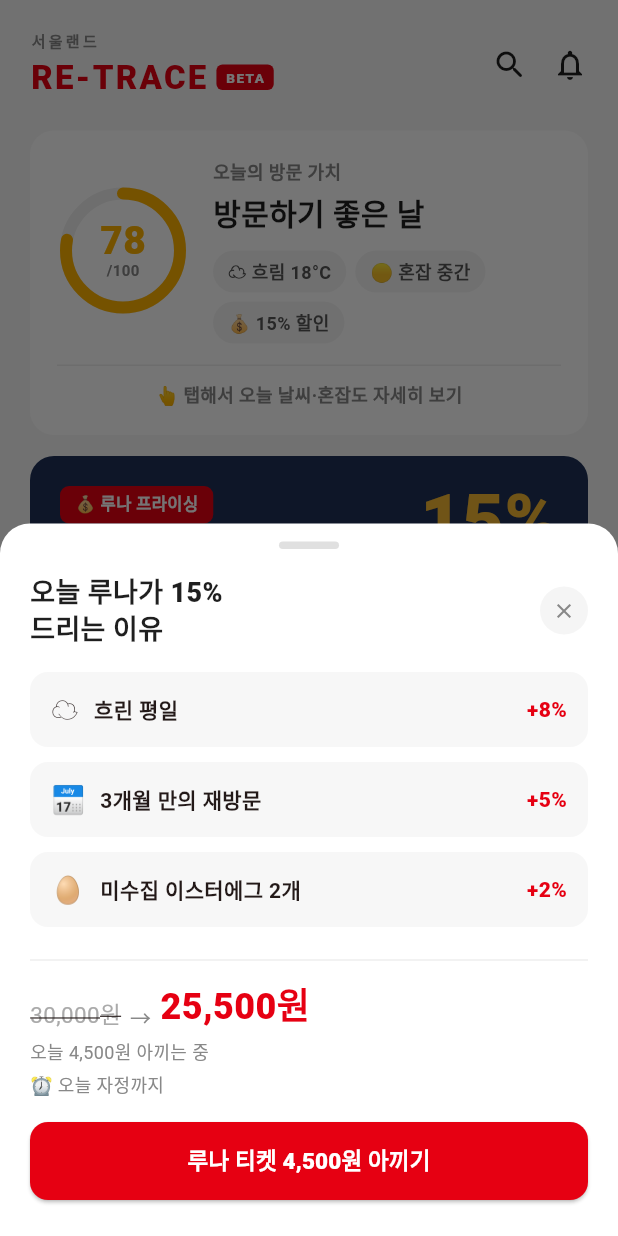
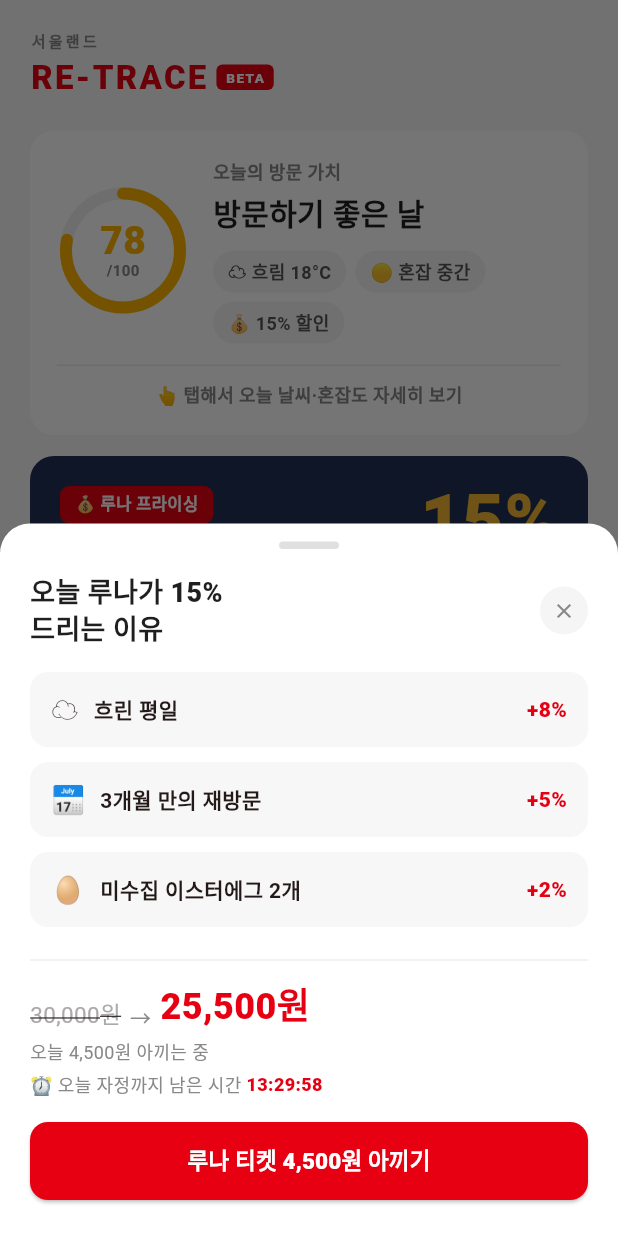
Before and after one commit to 202001381/retrace, a Flutter app: the screen it shows after launch, after a tap on "건너뛰기", after a tap on "💰 루나 프라이싱", on a phone screen of 412 x 824 dp. Run offline on Flutter 3.47's test engine with Material 3 defaults, Android fonts, the phone set to English and light mode, and no system bars; our stand-ins replace cloud_firestore, firebase_core, flutter_map, geolocator, latlong2, shared_preferences; accounts and stored records are empty; Roboto replaces fonts that are missing (Pretendard).

Commit message:
Add home UX polish — survey badge, pricing countdown, popup cooldown

```diff
--- a/lib/screens/home_screen.dart
+++ b/lib/screens/home_screen.dart
@@ -1,6 +1,8 @@
+import 'dart:async';
 import 'dart:math' as math;
 
 import 'package:flutter/material.dart';
+import 'package:shared_preferences/shared_preferences.dart';
 
 import '../models/attraction.dart';
 import '../models/route_response.dart';
@@ -48,25 +50,43 @@ class _HomeScreenState extends State<HomeScreen> {
   // 마이 루나 동선 (RouteService 응답)
   RouteResponse? _route;
   bool _routeLoading = false;
+  SurveyAnswers? _survey;
+
+  // 루나 프라이싱 자동 팝업 쿨다운 24h.
+  static const String _kPricingSeenAtKey = 'pricing_popup_last_seen_at';
+  static const int _kPricingCooldownMs = 24 * 60 * 60 * 1000;
 
   @override
   void initState() {
     super.initState();
+    _loadSurvey();
     if (widget.openPricingOnStart) {
-      WidgetsBinding.instance.addPostFrameCallback((_) {
-        Future.delayed(const Duration(milliseconds: 500), () {
-          if (mounted) _openPricingPopup();
-        });
-      });
+      WidgetsBinding.instance.addPostFrameCallback((_) => _autoOpenPricingIfDue());
     }
     _loadRoute('initial');
+  }
+
+  Future<void> _loadSurvey() async {
+    final s = await OnboardingService.read();
+    if (!mounted) return;
+    setState(() => _survey = s);
+  }
+
+  Future<void> _autoOpenPricingIfDue() async {
+    final prefs = await SharedPreferences.getInstance();
+    final last = prefs.getInt(_kPricingSeenAtKey) ?? 0;
+    final now = DateTime.now().millisecondsSinceEpoch;
+    if (now - last < _kPricingCooldownMs) return;
+    await Future.delayed(const Duration(milliseconds: 500));
+    if (mounted) _openPricingPopup();
   }
 
   Future<void> _loadRoute(String reason) async {
     if (_routeLoading) return;
     setState(() => _routeLoading = true);
     try {
-      final survey = (await OnboardingService.read()) ??
+      final survey = _survey ??
+          (await OnboardingService.read()) ??
           const SurveyAnswers(members: {}, favoriteType: null, purpose: null);
       // 홈 화면은 GPS 없이 정문 기준
       const gateLat = 37.4332, gateLng = 127.0174;
@@ -88,6 +108,24 @@ class _HomeScreenState extends State<HomeScreen> {
     } finally {
       if (mounted) setState(() => _routeLoading = false);
     }
+  }
+
+  /// 온보딩 답변을 1줄 라벨로. 예: "👨‍👩‍👧 4명 · 데이트 · 가족·어린이 위주".
+  static String? _surveyLabelOf(SurveyAnswers? s) {
+    if (s == null || s.total == 0) return null;
+    String emoji = '👥';
+    var max = 0;
+    for (final c in MemberCategory.values) {
+      final n = s.count(c);
+      if (n > max) {
+        max = n;
+        emoji = c.emoji;
+      }
+    }
+    final parts = <String>['$emoji ${s.total}명'];
+    if (s.purpose != null) parts.add(s.purpose!);
+    if (s.favoriteType != null) parts.add(s.favoriteType!);
+    return parts.join(' · ');
   }
 
   List<_RouteItem> get _routeItems {
@@ -164,13 +202,16 @@ class _HomeScreenState extends State<HomeScreen> {
     );
   }
 
-  void _openPricingPopup() {
-    showModalBottomSheet(
+  Future<void> _openPricingPopup() async {
+    await showModalBottomSheet<void>(
       context: context,
       isScrollControlled: true,
       backgroundColor: Colors.transparent,
       builder: (_) => const _LunaPricingSheet(discountPct: _discountPct),
     );
+    // 자동 팝업 쿨다운용 — 어떤 경로로 열렸든 dismiss 시점을 기록.
+    final prefs = await SharedPreferences.getInstance();
+    await prefs.setInt(_kPricingSeenAtKey, DateTime.now().millisecondsSinceEpoch);
   }
 
   void _openVisitDetailSheet() {
@@ -220,6 +261,7 @@ class _HomeScreenState extends State<HomeScreen> {
             _MyLunaCard(
               companion: _companion,
               style: _style,
+              surveyLabel: _surveyLabelOf(_survey),
               items: _routeItems,
               rationale: _route?.rationale,
               totalMin: _route?.totalMin,
@@ -280,9 +322,7 @@ class _Header extends StatelessWidget {
             ),
           ),
           const Spacer(),
-          const Icon(Icons.search_rounded, color: Color(0xFF1F1F1F), size: 24),
-          const SizedBox(width: 16),
-          const Icon(Icons.notifications_outlined, color: Color(0xFF1F1F1F), size: 24),
+          // 검색/알림 아이콘은 핸들러 연결 전까지 노출 보류.
         ],
       ),
     );
@@ -631,15 +671,52 @@ class _LunaPricingCard extends StatelessWidget {
 }
 
 // ─── 루나 프라이싱 상세 시트 ───────────────────────────────
-class _LunaPricingSheet extends StatelessWidget {
+class _LunaPricingSheet extends StatefulWidget {
   final int discountPct;
   const _LunaPricingSheet({required this.discountPct});
+
+  @override
+  State<_LunaPricingSheet> createState() => _LunaPricingSheetState();
+}
+
+class _LunaPricingSheetState extends State<_LunaPricingSheet> {
+  Timer? _ticker;
+  Duration _remaining = _untilMidnight();
+
+  static Duration _untilMidnight() {
+    final now = DateTime.now();
+    final midnight = DateTime(now.year, now.month, now.day + 1);
+    return midnight.difference(now);
+  }
 
   static String _fmt(int n) =>
       n.toString().replaceAllMapped(RegExp(r'(\d{1,3})(?=(\d{3})+(?!\d))'), (m) => '${m[1]},');
 
+  String _fmtRemaining() {
+    final h = _remaining.inHours.toString().padLeft(2, '0');
+    final m = (_remaining.inMinutes % 60).toString().padLeft(2, '0');
+    final s = (_remaining.inSeconds % 60).toString().padLeft(2, '0');
+    return '$h:$m:$s';
+  }
+
+  @override
+  void initState() {
+    super.initState();
+    _ticker = Timer.periodic(const Duration(seconds: 1), (_) {
+      if (!mounted) return;
+      setState(() => _remaining = _untilMidnight());
+    });
+  }
+
+  @override
+  void dispose() {
+    _ticker?.cancel();
+    super.dispose();
+  }
+
   @override
   Widget build(BuildContext context) {
+    final discountPct = widget.discountPct;
     const original = 30000;
     final discounted = original * (100 - discountPct) ~/ 100;
     final saved = original - discounted;
@@ -711,7 +788,18 @@ class _LunaPricingSheet extends StatelessWidget {
           const SizedBox(height: 4),
           Text('오늘 ${_fmt(saved)}원 아끼는 중', style: const TextStyle(color: Color(0xFF888888), fontSize: 12)),
           const SizedBox(height: 4),
-          const Text('⏰ 오늘 자정까지', style: TextStyle(color: Color(0xFF888888), fontSize: 12)),
+          Row(
+            children: [
+              const Text('⏰ 오늘 자정까지 남은 시간 ',
+                  style: TextStyle(color: Color(0xFF888888), fontSize: 12)),
+              Text(_fmtRemaining(),
+                  style: const TextStyle(
+                    color: Color(0xFFE60012),
+                    fontSize: 12,
+                    fontWeight: FontWeight.w900,
+                  )),
+            ],
+          ),
           const SizedBox(height: 16),
           SizedBox(
             width: double.infinity,
@@ -751,6 +839,7 @@ class _RouteItem {
 class _MyLunaCard extends StatelessWidget {
   final String companion;
   final String style;
+  final String? surveyLabel;
   final List<_RouteItem> items;
   final String? rationale;
   final int? totalMin;
@@ -761,6 +850,7 @@ class _MyLunaCard extends StatelessWidget {
   const _MyLunaCard({
     required this.companion,
     required this.style,
+    required this.surveyLabel,
     required this.items,
     required this.rationale,
     required this.totalMin,
@@ -835,6 +925,21 @@ class _MyLunaCard extends StatelessWidget {
               ),
             ],
           ),
+          if (surveyLabel != null) ...[
+            const SizedBox(height: 10),
+            Row(
+              children: [
+                const Text('온보딩 답변',
+                    style: TextStyle(fontSize: 10, fontWeight: FontWeight.w800, color: Color(0xFF888888), letterSpacing: 0.6)),
+                const SizedBox(width: 6),
+                Flexible(
+                  child: Text(surveyLabel!,
+                      overflow: TextOverflow.ellipsis,
+                      style: const TextStyle(fontSize: 12, fontWeight: FontWeight.w700, color: Color(0xFF555555))),
+                ),
+              ],
+            ),
+          ],
           const SizedBox(height: 12),
           Wrap(
             spacing: 6,
```
